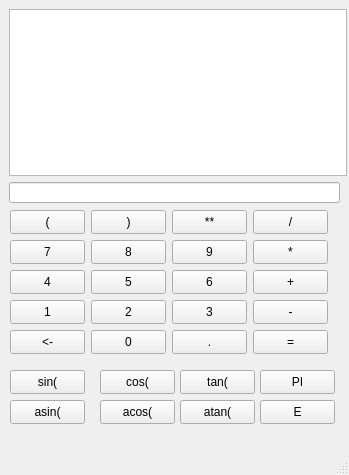
First picture: the form in mainwindow.ui, repository kerwinxu/kerwinCalculator, before the edit.
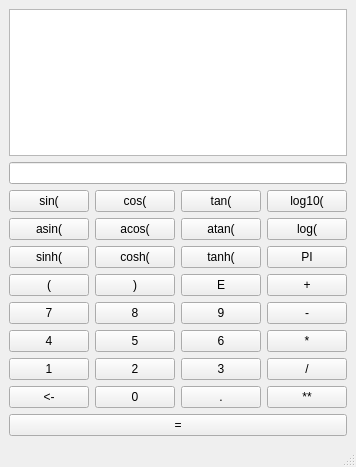
Second picture: the form after the edit.

Patch:
```diff
--- a/mainwindow.ui
+++ b/mainwindow.ui
@@ -6,8 +6,8 @@
    <rect>
     <x>0</x>
     <y>0</y>
-    <width>349</width>
-    <height>475</height>
+    <width>338</width>
+    <height>467</height>
    </rect>
   </property>
   <property name="windowTitle">
@@ -17,396 +17,297 @@
    <string notr="true"/>
   </property>
   <widget class="QWidget" name="centralwidget">
+   <layout class="QVBoxLayout" name="verticalLayout">
+    <item>
    <widget class="QPlainTextEdit" name="txt_content">
-    <property name="geometry">
-     <rect>
-      <x>9</x>
-      <y>9</y>
-      <width>338</width>
-      <height>167</height>
-     </rect>
-    </property>
     <property name="styleSheet">
      <string notr="true"/>
     </property>
    </widget>
+    </item>
+    <item>
    <widget class="QLineEdit" name="txt_result">
-    <property name="geometry">
-     <rect>
-      <x>9</x>
-      <y>182</y>
-      <width>331</width>
-      <height>21</height>
-     </rect>
-    </property>
     <property name="styleSheet">
      <string notr="true"/>
     </property>
    </widget>
+    </item>
+    <item>
+     <layout class="QHBoxLayout" name="horizontalLayout">
+      <item>
    <widget class="QPushButton" name="btn_sin">
-    <property name="geometry">
-     <rect>
-      <x>10</x>
-      <y>370</y>
-      <width>75</width>
-      <height>24</height>
-     </rect>
-    </property>
     <property name="text">
      <string>sin(</string>
     </property>
    </widget>
+      </item>
+      <item>
    <widget class="QPushButton" name="btn_cos">
-    <property name="geometry">
-     <rect>
-      <x>100</x>
-      <y>370</y>
-      <width>75</width>
-      <height>24</height>
-     </rect>
-    </property>
     <property name="text">
      <string>cos(</string>
     </property>
    </widget>
+      </item>
+      <item>
    <widget class="QPushButton" name="btn_tan">
-    <property name="geometry">
-     <rect>
-      <x>180</x>
-      <y>370</y>
-      <width>75</width>
-      <height>24</height>
-     </rect>
-    </property>
     <property name="text">
      <string>tan(</string>
     </property>
    </widget>
-   <widget class="QPushButton" name="btn_PI">
-    <property name="geometry">
-     <rect>
-      <x>260</x>
-      <y>370</y>
-      <width>75</width>
-      <height>24</height>
-     </rect>
-    </property>
+      </item>
+      <item>
+       <widget class="QPushButton" name="btn_log10">
     <property name="text">
-     <string>PI</string>
-    </property>
-   </widget>
+         <string>log10(</string>
+        </property>
+       </widget>
+      </item>
+     </layout>
+    </item>
+    <item>
+     <layout class="QHBoxLayout" name="horizontalLayout_2">
+      <item>
    <widget class="QPushButton" name="btn_asin">
-    <property name="geometry">
-     <rect>
-      <x>10</x>
-      <y>400</y>
-      <width>75</width>
-      <height>24</height>
-     </rect>
-    </property>
     <property name="text">
      <string>asin(</string>
     </property>
    </widget>
+      </item>
+      <item>
    <widget class="QPushButton" name="btn_acos">
-    <property name="geometry">
-     <rect>
-      <x>100</x>
-      <y>400</y>
-      <width>75</width>
-      <height>24</height>
-     </rect>
-    </property>
     <property name="text">
      <string>acos(</string>
     </property>
    </widget>
+      </item>
+      <item>
    <widget class="QPushButton" name="btn_atan">
-    <property name="geometry">
-     <rect>
-      <x>180</x>
-      <y>400</y>
-      <width>75</width>
-      <height>24</height>
-     </rect>
-    </property>
     <property name="text">
      <string>atan(</string>
     </property>
    </widget>
-   <widget class="QPushButton" name="btn_E">
-    <property name="geometry">
-     <rect>
-      <x>260</x>
-      <y>400</y>
-      <width>75</width>
-      <height>24</height>
-     </rect>
-    </property>
+      </item>
+      <item>
+       <widget class="QPushButton" name="btn_log">
     <property name="text">
-     <string>E</string>
-    </property>
-   </widget>
-   <widget class="QPushButton" name="btn_1">
-    <property name="geometry">
-     <rect>
-      <x>10</x>
-      <y>300</y>
-      <width>75</width>
-      <height>24</height>
-     </rect>
-    </property>
+         <string>log(</string>
+        </property>
+       </widget>
+      </item>
+     </layout>
+    </item>
+    <item>
+     <layout class="QHBoxLayout" name="horizontalLayout_3">
+      <item>
+       <widget class="QPushButton" name="btn_sinh">
     <property name="text">
-     <string>1</string>
-    </property>
-   </widget>
-   <widget class="QPushButton" name="btn_2">
-    <property name="geometry">
-     <rect>
-      <x>91</x>
-      <y>300</y>
-      <width>75</width>
-      <height>24</height>
-     </rect>
-    </property>
+         <string>sinh(</string>
+        </property>
+       </widget>
+      </item>
+      <item>
+       <widget class="QPushButton" name="btn_cosh">
     <property name="text">
-     <string>2</string>
-    </property>
-   </widget>
-   <widget class="QPushButton" name="btn_div">
-    <property name="geometry">
-     <rect>
-      <x>253</x>
-      <y>210</y>
-      <width>75</width>
-      <height>24</height>
-     </rect>
-    </property>
+         <string>cosh(</string>
+        </property>
+       </widget>
+      </item>
+      <item>
+       <widget class="QPushButton" name="btn_tanh">
     <property name="text">
-     <string>/</string>
-    </property>
-   </widget>
-   <widget class="QPushButton" name="btn_right_bracket">
-    <property name="geometry">
-     <rect>
-      <x>91</x>
-      <y>210</y>
-      <width>75</width>
-      <height>24</height>
-     </rect>
+         <string>tanh(</string>
+        </property>
+       </widget>
+      </item>
+      <item>
+       <widget class="QPushButton" name="btn_PI">
+        <property name="toolTip">
+         <string>圆周率</string>
     </property>
     <property name="text">
-     <string>)</string>
-    </property>
-   </widget>
+         <string>PI</string>
+        </property>
+       </widget>
+      </item>
+     </layout>
+    </item>
+    <item>
+     <layout class="QHBoxLayout" name="horizontalLayout_4">
+      <item>
    <widget class="QPushButton" name="btn_left_bracket">
-    <property name="geometry">
-     <rect>
-      <x>10</x>
-      <y>210</y>
-      <width>75</width>
-      <height>24</height>
-     </rect>
-    </property>
     <property name="text">
      <string>(</string>
     </property>
    </widget>
-   <widget class="QPushButton" name="btn_pow">
-    <property name="geometry">
-     <rect>
-      <x>172</x>
-      <y>210</y>
-      <width>75</width>
-      <height>24</height>
-     </rect>
-    </property>
+      </item>
+      <item>
+       <widget class="QPushButton" name="btn_right_bracket">
+        <property name="text">
+         <string>)</string>
+        </property>
+       </widget>
+      </item>
+      <item>
+       <widget class="QPushButton" name="btn_E">
+        <property name="toolTip">
+         <string>自然对数</string>
+        </property>
     <property name="text">
-     <string>**</string>
-    </property>
-   </widget>
+         <string>E</string>
+        </property>
+       </widget>
+      </item>
+      <item>
+       <widget class="QPushButton" name="btn_add">
+        <property name="text">
+         <string>+</string>
+        </property>
+       </widget>
+      </item>
+     </layout>
+    </item>
+    <item>
+     <layout class="QHBoxLayout" name="horizontalLayout_5">
+      <item>
    <widget class="QPushButton" name="btn_7">
-    <property name="geometry">
-     <rect>
-      <x>10</x>
-      <y>240</y>
-      <width>75</width>
-      <height>24</height>
-     </rect>
-    </property>
     <property name="text">
      <string>7</string>
     </property>
    </widget>
+      </item>
+      <item>
    <widget class="QPushButton" name="btn_8">
-    <property name="geometry">
-     <rect>
-      <x>91</x>
-      <y>240</y>
-      <width>75</width>
-      <height>24</height>
-     </rect>
-    </property>
     <property name="text">
      <string>8</string>
     </property>
    </widget>
+      </item>
+      <item>
    <widget class="QPushButton" name="btn_9">
-    <property name="geometry">
-     <rect>
-      <x>172</x>
-      <y>240</y>
-      <width>75</width>
-      <height>24</height>
-     </rect>
-    </property>
     <property name="text">
      <string>9</string>
     </property>
    </widget>
-   <widget class="QPushButton" name="btn_mul">
-    <property name="geometry">
-     <rect>
-      <x>253</x>
-      <y>240</y>
-      <width>75</width>
-      <height>24</height>
-     </rect>
-    </property>
+      </item>
+      <item>
+       <widget class="QPushButton" name="btn_sub">
     <property name="text">
-     <string>*</string>
-    </property>
-   </widget>
+         <string>-</string>
+        </property>
+       </widget>
+      </item>
+     </layout>
+    </item>
+    <item>
+     <layout class="QHBoxLayout" name="horizontalLayout_6">
+      <item>
    <widget class="QPushButton" name="btn_4">
-    <property name="geometry">
-     <rect>
-      <x>10</x>
-      <y>270</y>
-      <width>75</width>
-      <height>24</height>
-     </rect>
-    </property>
     <property name="text">
      <string>4</string>
     </property>
    </widget>
+      </item>
+      <item>
    <widget class="QPushButton" name="btn_5">
-    <property name="geometry">
-     <rect>
-      <x>91</x>
-      <y>270</y>
-      <width>75</width>
-      <height>24</height>
-     </rect>
-    </property>
     <property name="text">
      <string>5</string>
     </property>
    </widget>
-   <widget class="QPushButton" name="btn_add">
-    <property name="geometry">
-     <rect>
-      <x>253</x>
-      <y>270</y>
-      <width>75</width>
-      <height>24</height>
-     </rect>
-    </property>
-    <property name="text">
-     <string>+</string>
-    </property>
-   </widget>
+      </item>
+      <item>
    <widget class="QPushButton" name="btn_6">
-    <property name="geometry">
-     <rect>
-      <x>172</x>
-      <y>270</y>
-      <width>75</width>
-      <height>24</height>
-     </rect>
-    </property>
     <property name="text">
      <string>6</string>
     </property>
    </widget>
-   <widget class="QPushButton" name="btn_sub">
-    <property name="geometry">
-     <rect>
-      <x>253</x>
-      <y>300</y>
-      <width>75</width>
-      <height>24</height>
-     </rect>
-    </property>
+      </item>
+      <item>
+       <widget class="QPushButton" name="btn_mul">
+        <property name="text">
+         <string>*</string>
+        </property>
+       </widget>
+      </item>
+     </layout>
+    </item>
+    <item>
+     <layout class="QHBoxLayout" name="horizontalLayout_7">
+      <item>
+       <widget class="QPushButton" name="btn_1">
     <property name="text">
-     <string>-</string>
-    </property>
-   </widget>
+         <string>1</string>
+        </property>
+       </widget>
+      </item>
+      <item>
+       <widget class="QPushButton" name="btn_2">
+        <property name="text">
+         <string>2</string>
+        </property>
+       </widget>
+      </item>
+      <item>
    <widget class="QPushButton" name="btn_3">
-    <property name="geometry">
-     <rect>
-      <x>172</x>
-      <y>300</y>
-      <width>75</width>
-      <height>24</height>
-     </rect>
-    </property>
     <property name="text">
      <string>3</string>
     </property>
    </widget>
-   <widget class="QPushButton" name="btn_0">
-    <property name="geometry">
-     <rect>
-      <x>91</x>
-      <y>330</y>
-      <width>75</width>
-      <height>24</height>
-     </rect>
-    </property>
+      </item>
+      <item>
+       <widget class="QPushButton" name="btn_div">
     <property name="text">
-     <string>0</string>
-    </property>
-   </widget>
+         <string>/</string>
+        </property>
+       </widget>
+      </item>
+     </layout>
+    </item>
+    <item>
+     <layout class="QHBoxLayout" name="horizontalLayout_8">
+      <item>
    <widget class="QPushButton" name="btn_backspace">
-    <property name="geometry">
-     <rect>
-      <x>10</x>
-      <y>330</y>
-      <width>75</width>
-      <height>24</height>
-     </rect>
+        <property name="toolTip">
+         <string>后退</string>
     </property>
     <property name="text">
      <string>&lt;-</string>
     </property>
    </widget>
+      </item>
+      <item>
+       <widget class="QPushButton" name="btn_0">
+        <property name="text">
+         <string>0</string>
+        </property>
+       </widget>
+      </item>
+      <item>
    <widget class="QPushButton" name="btn_dot">
-    <property name="geometry">
-     <rect>
-      <x>172</x>
-      <y>330</y>
-      <width>75</width>
-      <height>24</height>
-     </rect>
-    </property>
     <property name="text">
      <string>.</string>
     </property>
    </widget>
+      </item>
+      <item>
+       <widget class="QPushButton" name="btn_pow">
+        <property name="toolTip">
+         <string>&lt;html&gt;&lt;head/&gt;&lt;body&gt;&lt;p&gt;乘幂&lt;/p&gt;&lt;/body&gt;&lt;/html&gt;</string>
+        </property>
+        <property name="text">
+         <string>**</string>
+        </property>
+       </widget>
+      </item>
+     </layout>
+    </item>
+    <item>
    <widget class="QPushButton" name="btn_calu">
-    <property name="geometry">
-     <rect>
-      <x>253</x>
-      <y>330</y>
-      <width>75</width>
-      <height>24</height>
-     </rect>
-    </property>
     <property name="text">
      <string>=</string>
     </property>
    </widget>
+    </item>
+   </layout>
   </widget>
   <widget class="QMenuBar" name="menubar">
    <property name="geometry">
```
Left out of the diff: 2 changed lines with no effect on the pictures. Lines whose indentation alone changed are shown as unchanged.
